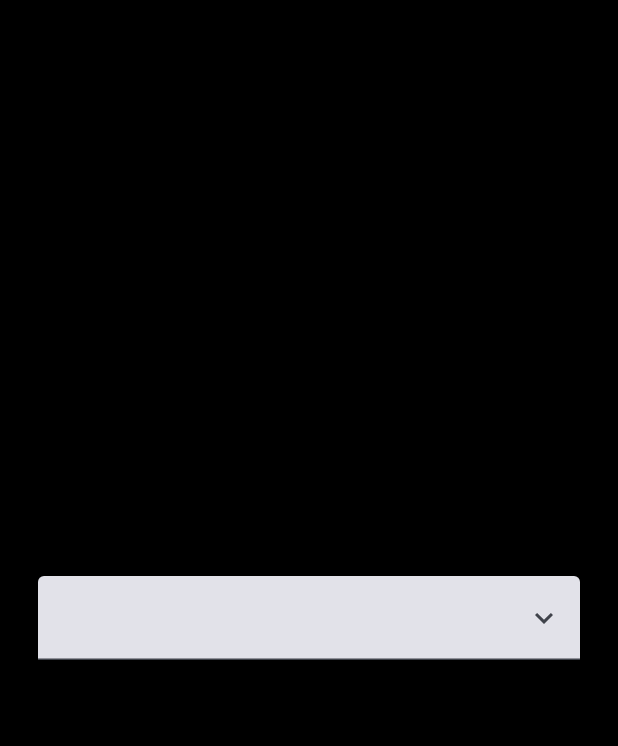
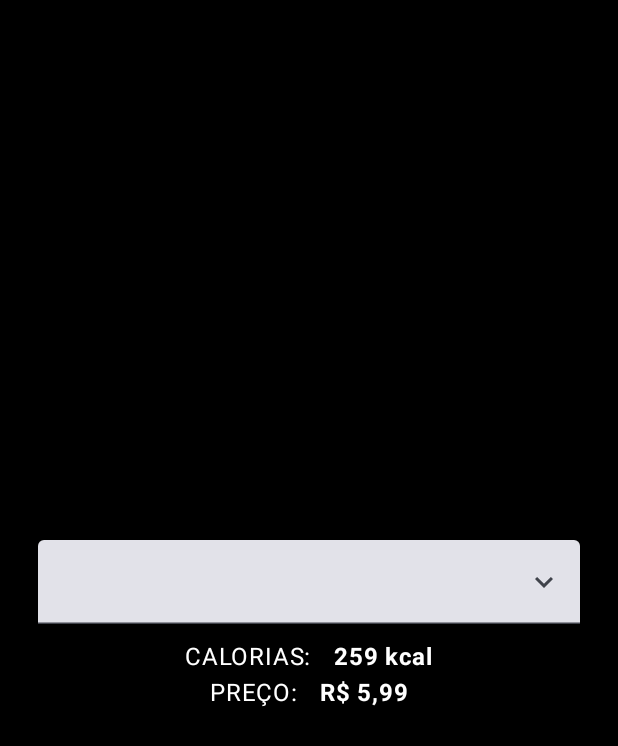
Before and after one commit to GabiNandes09/caloriesCalculator, an Android app built with Jetpack Compose: the composable MainPageUI shown on its own in the app's theme, on a phone screen of 412 x 824 dp. Shown: the top 746 px of the screen. Run offline under Robolectric (Android 15) with nearby library versions, the light colour scheme and no system bars.

Commit message:
Implantação e teste de novo componente

```diff
--- a/app/src/main/java/com/gabrielfernandes/caloriescalculator/ui/defaultComponents/DefaultTextValues.kt
+++ b/app/src/main/java/com/gabrielfernandes/caloriescalculator/ui/defaultComponents/DefaultTextValues.kt
@@ -21,12 +21,12 @@ fun DefaultTextValues(
     ) {
         Text(
             text = "${title.uppercase()}: ",
-            color = Color.Black,
+            color = Color.White,
             modifier = Modifier.padding(end = 10.dp)
         )
         Text(
             text = value,
-            color = Color.Black,
+            color = Color.White,
             fontWeight = FontWeight.Bold
         )
     }
--- a/app/src/main/java/com/gabrielfernandes/caloriescalculator/ui/screens/mainpage/MainPageUI.kt
+++ b/app/src/main/java/com/gabrielfernandes/caloriescalculator/ui/screens/mainpage/MainPageUI.kt
@@ -12,6 +12,7 @@ import androidx.compose.ui.graphics.Color
 import androidx.compose.ui.tooling.preview.Preview
 import androidx.compose.ui.unit.dp
 import com.gabrielfernandes.caloriescalculator.ui.defaultComponents.DefaultComboBox
+import com.gabrielfernandes.caloriescalculator.ui.defaultComponents.DefaultTextValues
 
 @Composable
 fun MainPageUI() {
@@ -19,7 +20,9 @@ fun MainPageUI() {
         containerColor = Color.Black
     ) { paddingValues ->
         Column(
-            modifier = Modifier.padding(paddingValues).fillMaxSize(),
+            modifier = Modifier
+                .padding(paddingValues)
+                .fillMaxSize(),
             verticalArrangement = Arrangement.Center,
             horizontalAlignment = Alignment.CenterHorizontally
         ) {
@@ -29,6 +32,8 @@ fun MainPageUI() {
             ) {
 
             }
+            DefaultTextValues(title = "Calorias", value = "259 kcal")
+            DefaultTextValues(title = "Preço", value = "R$ 5,99")
         }
     }
 }
```
